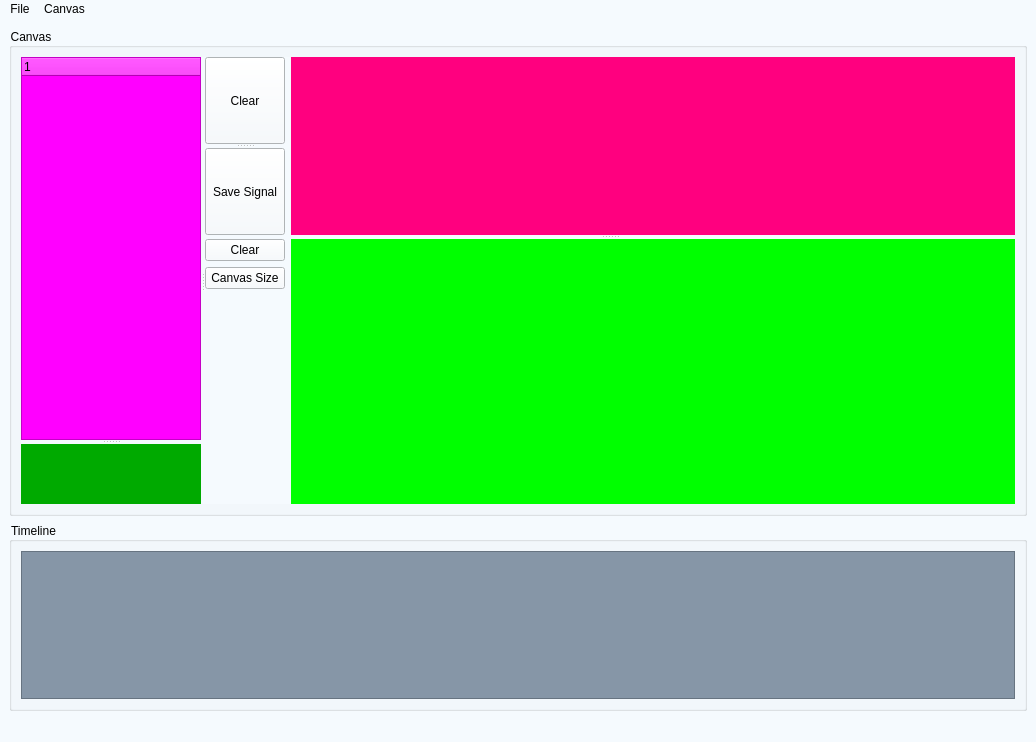
siyirenuoft/GUI_Workspace, file main app/layout.ui: the form before one commit.
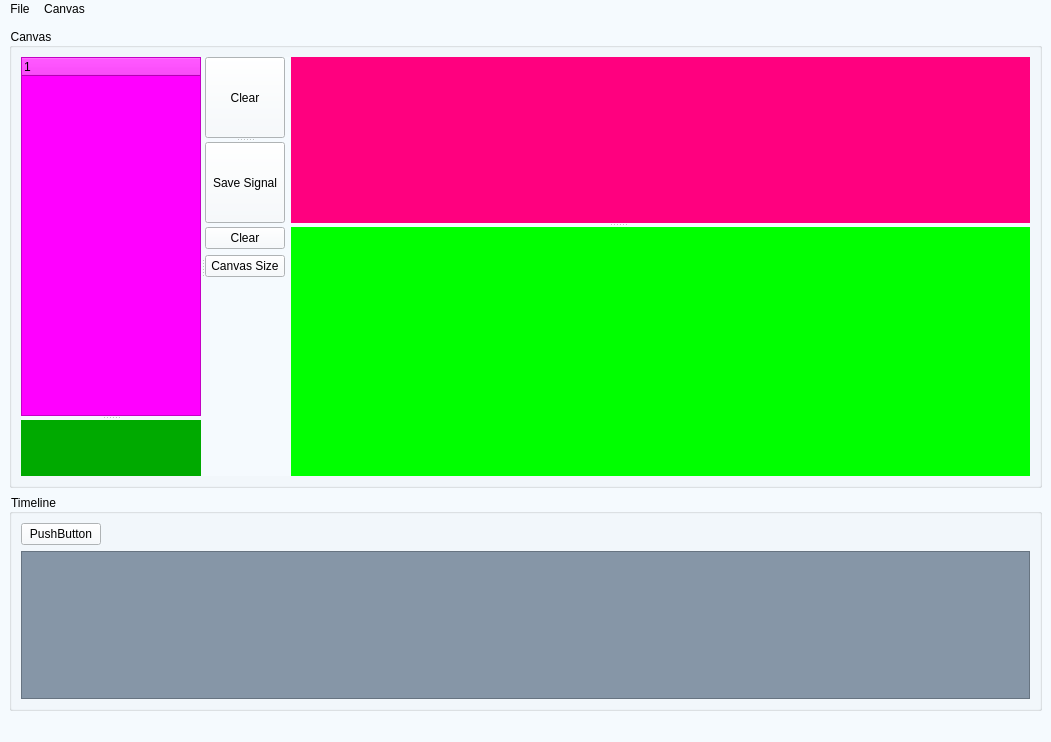
The form after the commit.

Patch:
```diff
--- a/main app/layout.ui
+++ b/main app/layout.ui
@@ -6,7 +6,7 @@
    <rect>
     <x>0</x>
     <y>0</y>
-    <width>1036</width>
+    <width>1051</width>
     <height>742</height>
    </rect>
   </property>
@@ -17,7 +17,7 @@
    <string notr="true">background-color: rgb(245, 250, 254);</string>
   </property>
   <widget class="QWidget" name="centralwidget">
-   <layout class="QGridLayout" name="gridLayout_11">
+   <layout class="QGridLayout" name="gridLayout_12">
     <item row="0" column="0">
      <layout class="QGridLayout" name="gridLayout_10">
       <item row="0" column="0">
@@ -320,7 +320,7 @@
            <string>Timeline</string>
           </property>
           <layout class="QGridLayout" name="gridLayout_4">
-           <item row="0" column="0">
+           <item row="1" column="0">
             <layout class="QGridLayout" name="gridLayout_2">
              <item row="0" column="1">
               <spacer name="verticalSpacer_4">
@@ -361,7 +361,7 @@
                  <rect>
                   <x>0</x>
                   <y>0</y>
-                  <width>980</width>
+                  <width>995</width>
                   <height>146</height>
                  </rect>
                 </property>
@@ -370,6 +370,30 @@
              </item>
             </layout>
            </item>
+           <item row="0" column="0">
+            <layout class="QGridLayout" name="gridLayout_11">
+             <item row="0" column="0">
+              <widget class="QPushButton" name="pushButton_5">
+               <property name="text">
+                <string>PushButton</string>
+               </property>
+              </widget>
+             </item>
+             <item row="0" column="1">
+              <spacer name="horizontalSpacer_5">
+               <property name="orientation">
+                <enum>Qt::Horizontal</enum>
+               </property>
+               <property name="sizeHint" stdset="0">
+                <size>
+                 <width>98</width>
+                 <height>20</height>
+                </size>
+               </property>
+              </spacer>
+             </item>
+            </layout>
+           </item>
           </layout>
          </widget>
         </item>
@@ -384,7 +408,7 @@
     <rect>
      <x>0</x>
      <y>0</y>
-     <width>1036</width>
+     <width>1051</width>
      <height>22</height>
     </rect>
    </property>
```
